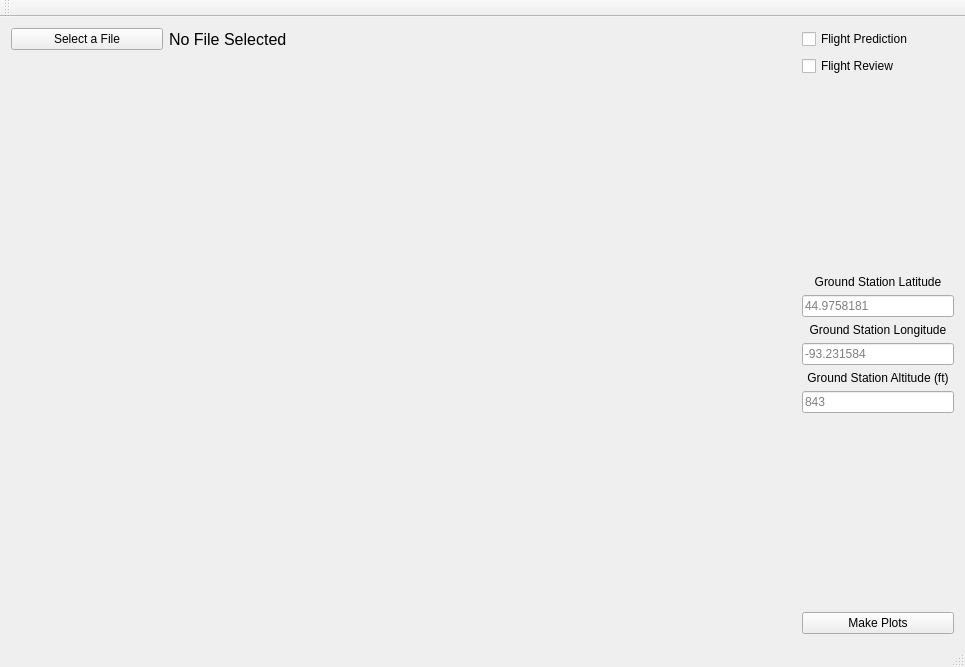
First picture: the form in GUI Files/mainwindow.ui, repository MNSGC-Ballooning/Ground-Station-Prediction-and-Review, before the edit.
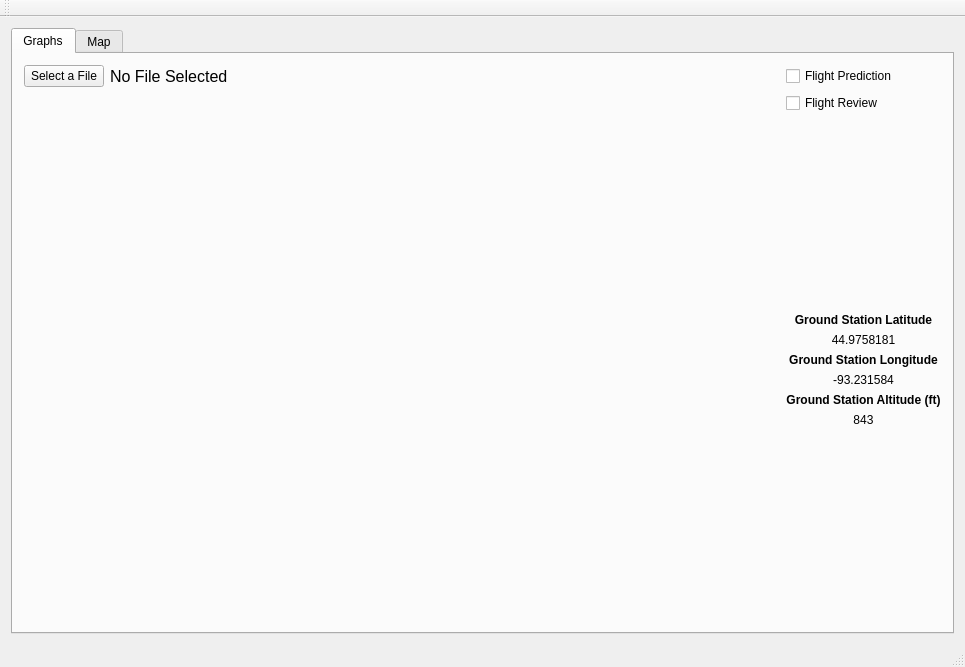
Second picture: the form after the edit.

Commit message: Added Map tab, changed line edits to labels

What changed in the file:
```diff
--- a/GUI Files/mainwindow.ui
+++ b/GUI Files/mainwindow.ui
@@ -15,78 +15,33 @@
   </property>
   <widget class="QWidget" name="centralWidget">
    <layout class="QGridLayout" name="gridLayout">
-    <item row="5" column="5">
-     <widget class="QLineEdit" name="trackerLat">
-      <property name="sizePolicy">
-       <sizepolicy hsizetype="Minimum" vsizetype="Fixed">
-        <horstretch>0</horstretch>
-        <verstretch>0</verstretch>
-       </sizepolicy>
+    <item row="0" column="0">
+     <widget class="QTabWidget" name="tabWidget">
+      <property name="currentIndex">
+       <number>0</number>
       </property>
-      <property name="placeholderText">
-       <string>44.9758181</string>
-      </property>
-     </widget>
-    </item>
-    <item row="9" column="5">
-     <widget class="QLineEdit" name="trackerAlt">
+      <widget class="QWidget" name="graphTab">
+       <attribute name="title">
+        <string>Graphs</string>
+       </attribute>
+       <layout class="QGridLayout" name="gridLayout_2">
+        <item row="6" column="2">
+         <widget class="QLabel" name="trackerLon">
       <property name="sizePolicy">
-       <sizepolicy hsizetype="Minimum" vsizetype="Fixed">
+           <sizepolicy hsizetype="Preferred" vsizetype="Fixed">
         <horstretch>0</horstretch>
         <verstretch>0</verstretch>
        </sizepolicy>
       </property>
-      <property name="placeholderText">
-       <string>843</string>
-      </property>
-     </widget>
-    </item>
-    <item row="8" column="5">
-     <widget class="QLabel" name="trackerAltLabel">
-      <property name="sizePolicy">
-       <sizepolicy hsizetype="Minimum" vsizetype="Fixed">
-        <horstretch>0</horstretch>
-        <verstretch>0</verstretch>
-       </sizepolicy>
-      </property>
       <property name="text">
-       <string>Ground Station Altitude (ft)</string>
-      </property>
-      <property name="alignment">
-       <set>Qt::AlignCenter</set>
-      </property>
-     </widget>
-    </item>
-    <item row="6" column="5">
-     <widget class="QLabel" name="trackerLonLabel">
-      <property name="sizePolicy">
-       <sizepolicy hsizetype="Minimum" vsizetype="Fixed">
-        <horstretch>0</horstretch>
-        <verstretch>0</verstretch>
-       </sizepolicy>
-      </property>
-      <property name="text">
-       <string>Ground Station Longitude</string>
-      </property>
-      <property name="alignment">
-       <set>Qt::AlignCenter</set>
-      </property>
-     </widget>
-    </item>
-    <item row="7" column="5">
-     <widget class="QLineEdit" name="trackerLon">
-      <property name="sizePolicy">
-       <sizepolicy hsizetype="Minimum" vsizetype="Fixed">
-        <horstretch>0</horstretch>
-        <verstretch>0</verstretch>
-       </sizepolicy>
-      </property>
-      <property name="placeholderText">
        <string>-93.231584</string>
       </property>
-     </widget>
-    </item>
-    <item row="4" column="5">
+          <property name="alignment">
+           <set>Qt::AlignCenter</set>
+          </property>
+         </widget>
+        </item>
+        <item row="3" column="2">
      <widget class="QLabel" name="trackerLatLabel">
       <property name="sizePolicy">
        <sizepolicy hsizetype="Minimum" vsizetype="Fixed">
@@ -94,6 +49,12 @@
         <verstretch>0</verstretch>
        </sizepolicy>
       </property>
+          <property name="font">
+           <font>
+            <weight>75</weight>
+            <bold>true</bold>
+           </font>
+          </property>
       <property name="text">
        <string>Ground Station Latitude</string>
       </property>
@@ -102,21 +63,29 @@
       </property>
      </widget>
     </item>
-    <item row="0" column="0">
-     <widget class="QPushButton" name="getFile">
-      <property name="text">
-       <string>Select a File</string>
-      </property>
-     </widget>
-    </item>
-    <item row="2" column="5">
-     <widget class="QCheckBox" name="reviewCheckbox">
+        <item row="5" column="2">
+         <widget class="QLabel" name="trackerLonLabel">
+          <property name="sizePolicy">
+           <sizepolicy hsizetype="Minimum" vsizetype="Fixed">
+            <horstretch>0</horstretch>
+            <verstretch>0</verstretch>
+           </sizepolicy>
+          </property>
+          <property name="font">
+           <font>
+            <weight>75</weight>
+            <bold>true</bold>
+           </font>
+          </property>
       <property name="text">
-       <string>Flight Review</string>
-      </property>
-     </widget>
-    </item>
-    <item row="0" column="1" colspan="4">
+           <string>Ground Station Longitude</string>
+          </property>
+          <property name="alignment">
+           <set>Qt::AlignCenter</set>
+          </property>
+         </widget>
+        </item>
+        <item row="0" column="1">
      <widget class="QLabel" name="fileLabel">
       <property name="sizePolicy">
        <sizepolicy hsizetype="Expanding" vsizetype="Preferred">
@@ -134,14 +103,29 @@
       </property>
      </widget>
     </item>
-    <item row="0" column="5">
-     <widget class="QCheckBox" name="predictionCheckbox">
+        <item row="7" column="2">
+         <widget class="QLabel" name="trackerAltLabel">
+          <property name="sizePolicy">
+           <sizepolicy hsizetype="Minimum" vsizetype="Fixed">
+            <horstretch>0</horstretch>
+            <verstretch>0</verstretch>
+           </sizepolicy>
+          </property>
+          <property name="font">
+           <font>
+            <weight>75</weight>
+            <bold>true</bold>
+           </font>
+          </property>
       <property name="text">
-       <string>Flight Prediction</string>
+           <string>Ground Station Altitude (ft)</string>
+          </property>
+          <property name="alignment">
+           <set>Qt::AlignCenter</set>
       </property>
      </widget>
     </item>
-    <item row="2" column="0" rowspan="10" colspan="5">
+        <item row="2" column="0" rowspan="8" colspan="2">
      <widget class="QWidget" name="graphWidget" native="true">
       <property name="sizePolicy">
        <sizepolicy hsizetype="Expanding" vsizetype="Expanding">
@@ -151,8 +135,29 @@
       </property>
      </widget>
     </item>
-    <item row="11" column="5">
-     <widget class="QPushButton" name="plotStuff">
+        <item row="0" column="2">
+         <widget class="QCheckBox" name="predictionCheckbox">
+          <property name="text">
+           <string>Flight Prediction</string>
+          </property>
+         </widget>
+        </item>
+        <item row="0" column="0">
+         <widget class="QPushButton" name="getFile">
+          <property name="text">
+           <string>Select a File</string>
+          </property>
+         </widget>
+        </item>
+        <item row="1" column="2">
+         <widget class="QCheckBox" name="reviewCheckbox">
+          <property name="text">
+           <string>Flight Review</string>
+          </property>
+         </widget>
+        </item>
+        <item row="4" column="2">
+         <widget class="QLabel" name="trackerLat">
       <property name="sizePolicy">
        <sizepolicy hsizetype="Minimum" vsizetype="Fixed">
         <horstretch>0</horstretch>
@@ -160,8 +165,41 @@
        </sizepolicy>
       </property>
       <property name="text">
-       <string>Make Plots</string>
-      </property>
+           <string>44.9758181</string>
+          </property>
+          <property name="alignment">
+           <set>Qt::AlignCenter</set>
+          </property>
+         </widget>
+        </item>
+        <item row="8" column="2">
+         <widget class="QLabel" name="trackerAlt">
+          <property name="sizePolicy">
+           <sizepolicy hsizetype="Preferred" vsizetype="Fixed">
+            <horstretch>0</horstretch>
+            <verstretch>0</verstretch>
+           </sizepolicy>
+          </property>
+          <property name="text">
+           <string>843</string>
+          </property>
+          <property name="alignment">
+           <set>Qt::AlignCenter</set>
+          </property>
+         </widget>
+        </item>
+       </layout>
+      </widget>
+      <widget class="QWidget" name="mapTab">
+       <attribute name="title">
+        <string>Map</string>
+       </attribute>
+       <layout class="QGridLayout" name="gridLayout_3">
+        <item row="0" column="0">
+         <widget class="QWidget" name="webWidget" native="true"/>
+        </item>
+       </layout>
+      </widget>
      </widget>
     </item>
    </layout>
```
Left out of the diff: 4 changed lines with no effect on the pictures. Lines whose indentation alone changed are shown as unchanged.
